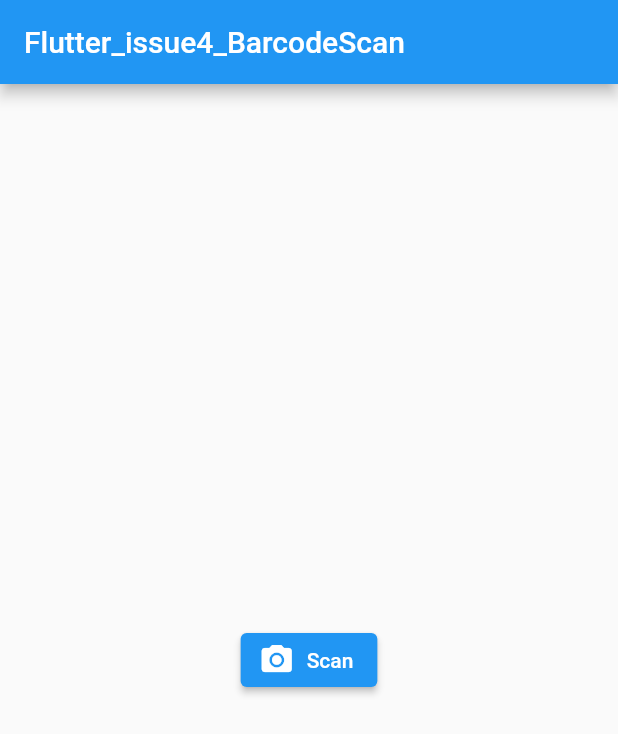
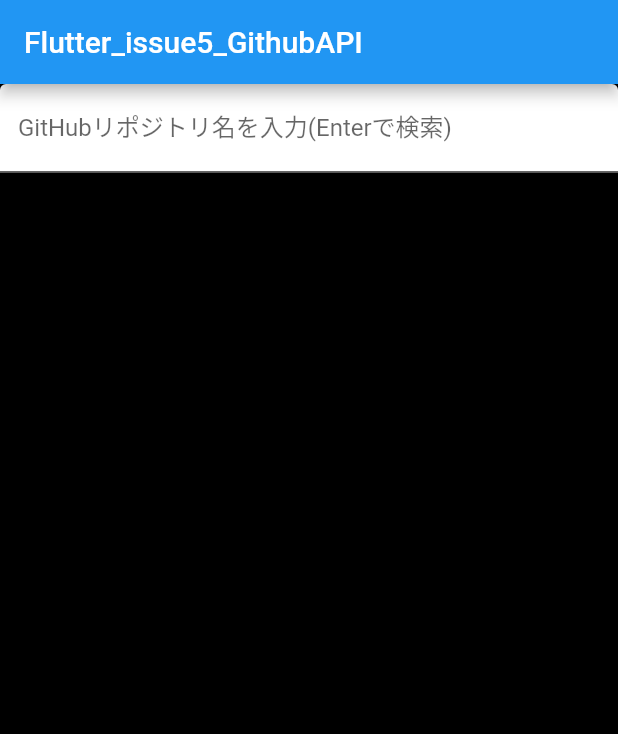
Before and after one commit to tou-kenichirou/flutter_study, a Flutter app: the screen it shows after launch, on a phone screen of 412 x 824 dp. Shown: the top 734 px of the screen. Run offline on Flutter 3.47's test engine with Material 2 defaults, Android fonts, the phone set to English and light mode, and no system bars; our stand-ins replace cached_network_image, dio, infinite_scroll_pagination, retrofit, webview_flutter; missing offline and left inert: barcode_scan2; generated files the repository leaves out were written again.

Commit message:
issue5 GitHub APIを利用して、指定したリポジトリの情報を取得し、リスト形式で表示するアプリを作成する (#14)

```diff
--- /dev/null
+++ b/lib/github_api_client.dart
@@ -0,0 +1,16 @@
+import 'package:dio/dio.dart';
+import 'package:flutter_study/get_github_repository.dart';
+import 'package:retrofit/retrofit.dart';
+
+part 'github_api_client.g.dart';
+
+@RestApi(baseUrl: 'https://api.github.com')
+abstract class GithubApiClient {
+  factory GithubApiClient(Dio dio, {String baseUrl}) = _GithubApiClient;
+
+  @GET('/search/repositories')
+  Future<GetGitHubRepository> getGitHubRepoList(
+    @Query('q') String query,
+    @Query('page') int page,
+  );
+}
--- /dev/null
+++ b/lib/github_api_screen.dart
@@ -0,0 +1,53 @@
+import 'package:flutter/material.dart';
+import 'package:flutter_study/github_api_result_screen.dart';
+
+class GithubAPIApp extends StatefulWidget {
+  const GithubAPIApp({super.key, required this.title});
+
+  final String title;
+
+  @override
+  SearchGithubScreenState createState() => SearchGithubScreenState();
+}
+
+class SearchGithubScreenState extends State<GithubAPIApp> {
+  final TextEditingController _textEditingController = TextEditingController();
+  final _searchedList = <String>[];
+
+  @override
+  void dispose() {
+    _textEditingController.dispose();
+    super.dispose();
+  }
+
+  @override
+  Widget build(BuildContext context) {
+    return Scaffold(
+      backgroundColor: Colors.black,
+      appBar: AppBar(title: Text(widget.title)),
+      body: SafeArea(
+        child: TextField(
+          controller: _textEditingController,
+          decoration: const InputDecoration(
+            label: Text(
+              'GitHubリポジトリ名を入力(Enterで検索)',
+            ),
+            filled: true,
+            fillColor: Colors.white,
+          ),
+          onSubmitted: (String text) {
+            _searchedList.add(text);
+            Navigator.push(
+              context,
+              MaterialPageRoute<void>(
+                builder: (context) => GithubAPIAppResult(
+                  query: text.trim(),
+                ),
+              ),
+            );
+          },
+        ),
+      ),
+    );
+  }
+}
--- a/lib/main.dart
+++ b/lib/main.dart
@@ -1,5 +1,5 @@
 import 'package:flutter/material.dart';
-import 'package:flutter_study/barcode_scan_screen.dart';
+import 'package:flutter_study/github_api_screen.dart';
 
 void main() {
   runApp(const MyApp());
@@ -8,13 +8,13 @@ void main() {
 class MyApp extends StatelessWidget {
   const MyApp({super.key});
 
-  String get title => 'Flutter_issue4_BarcodeScan';
+  String get title => 'Flutter_issue5_GithubAPI';
 
   @override
   Widget build(BuildContext context) {
     return MaterialApp(
       title: 'Flutter Demo',
-      home: BarcodeScanApp(title: title,),
+      home: GithubAPIApp(title: title,),
     );
   }
 }
```
Also changed, not shown: lib/get_github_repository.dart (added, +25 -0 lines), lib/github_api_result_screen.dart (added, +106 -0 lines), lib/github_owner.dart (added, +26 -0 lines), lib/github_repository.dart (added, +38 -0 lines), pubspec.yaml (+9 -0 lines), lib/get_github_repository.g.dart (added), lib/github_api_client.g.dart (added), lib/github_owner.g.dart (added), lib/github_repository.g.dart (added), pubspec.lock, 1 other file.
